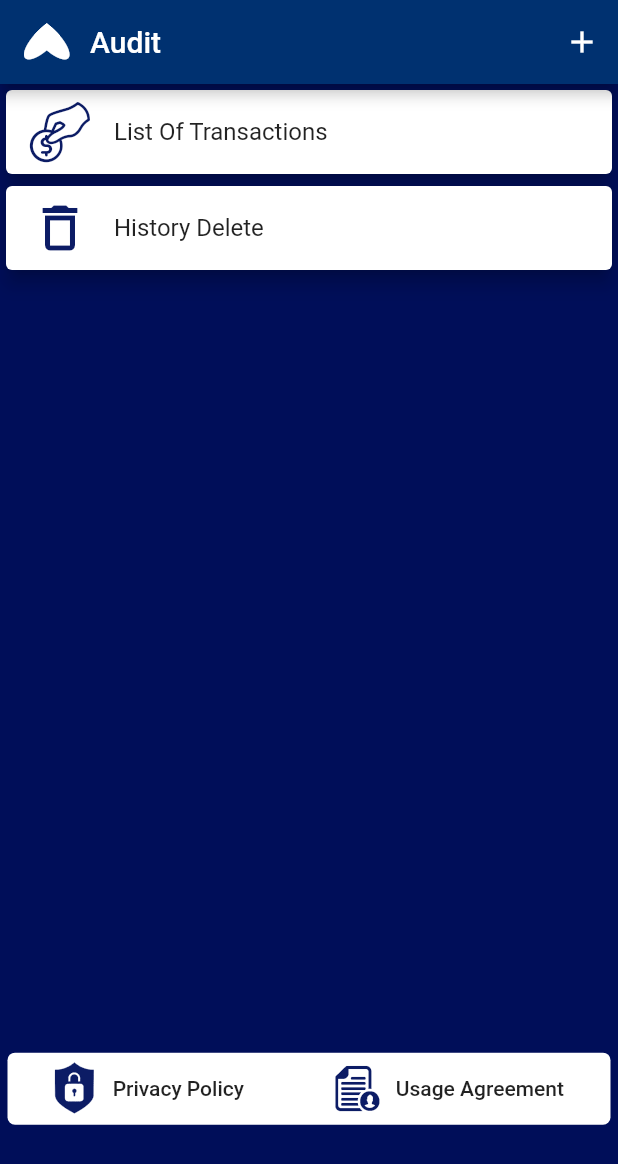
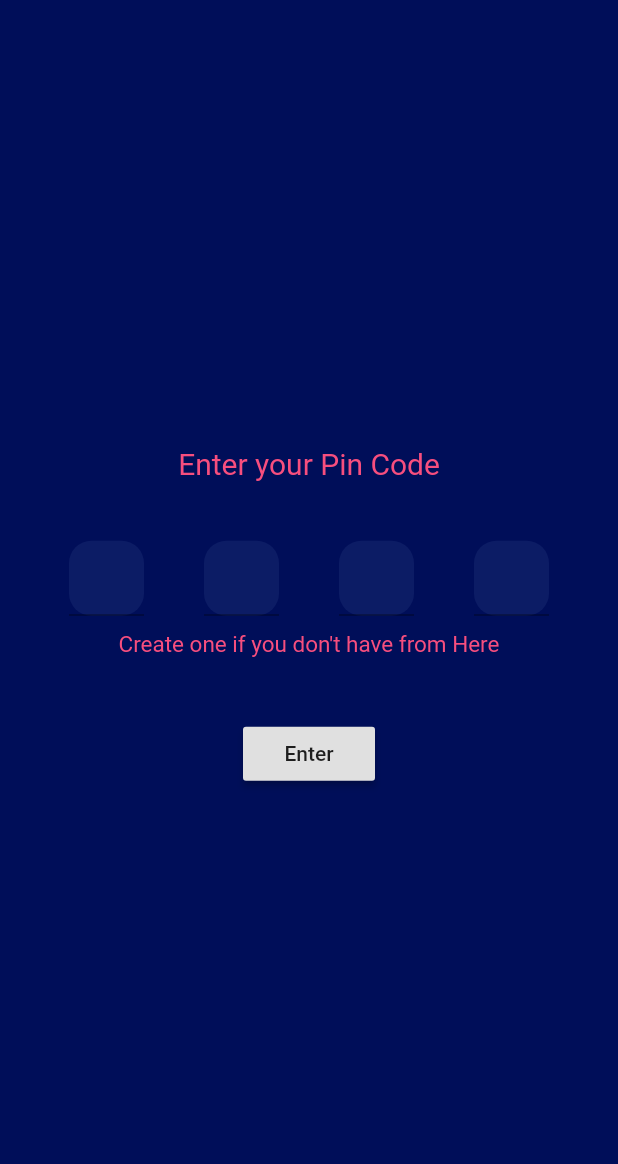
Before and after one commit to HassanGhazy/audit, a Flutter app: the screen it shows after launch, on a phone screen of 412 x 824 dp. Shown: the top 1164 px of the screen. Run offline on Flutter 3.47's test engine with Material 2 defaults, Android fonts, the phone set to English and light mode, and no system bars; our stand-ins replace pie_chart, sqflite; missing offline and left inert: search_page; accounts and stored records are empty.

Commit message:
add pin code

```diff
--- /dev/null
+++ b/lib/helpers/db_helper3.dart
@@ -0,0 +1,27 @@
+import 'package:sqflite/sqflite.dart' as sql;
+import 'package:path/path.dart' as path;
+
+class DBHelper3 {
+  static Future<sql.Database> database() async {
+    final dbPath = await sql.getDatabasesPath();
+    return sql.openDatabase(path.join(dbPath, 'pin.db'),
+        onCreate: (db, version) {
+      return db.execute(
+          'CREATE TABLE pin(pinCode TEXT, isActive TEXT)');
+    }, version: 1);
+  }
+
+  static Future<void> insert(String table, Map<String, Object> data) async {
+    final db = await DBHelper3.database();
+    db.insert(
+      table,
+      data,
+      conflictAlgorithm: sql.ConflictAlgorithm.replace,
+    );
+  }
+
+  static Future<List<Map<String, dynamic>>> getData(String table) async {
+    final db = await DBHelper3.database();
+    return db.query(table);
+  }
+}
--- a/lib/main.dart
+++ b/lib/main.dart
@@ -1,16 +1,18 @@
 import 'package:audit/providers/transacts.dart';
 import 'package:audit/srceens/add_transactions.dart';
+import 'package:audit/srceens/detail_pin_screen.dart';
+import 'package:audit/srceens/handlr_login_screen.dart';
 import 'package:audit/srceens/history_delete.dart';
 import 'package:audit/srceens/list_transactions.dart';
 import 'package:audit/srceens/method-transaction.dart';
-// import 'package:audit/srceens/test_switch.dart';
+import 'package:audit/srceens/pin_screen.dart';
+
 import 'package:flutter/material.dart';
 import 'package:provider/provider.dart';
 
 void main() => runApp(MyApp());
 
 class MyApp extends StatelessWidget {
-  // This widget is the root of your application.
   @override
   Widget build(BuildContext context) {
     return ChangeNotifierProvider.value(
@@ -20,12 +22,15 @@ class MyApp extends StatelessWidget {
         theme: ThemeData(
           primaryColor: Color.fromRGBO(0, 49, 112, 1),
         ),
-        home: MethodTransaction(),
+        home: PinScreen(),
         debugShowCheckedModeBanner: false,
         routes: {
           AddTransactinos.routeName: (ctx) => AddTransactinos(),
           ListTransactions.routeName: (ctx) => ListTransactions(),
           HistoryDelete.routeName: (ctx) => HistoryDelete(),
+          DetailPinScreen.routeName: (ctx) => DetailPinScreen(),
+          PinScreen.routeName: (ctx) => PinScreen(),
+          MethodTransaction.routeName: (ctx) => MethodTransaction(),
         },
       ),
     );
--- /dev/null
+++ b/lib/models/pin.dart
@@ -0,0 +1,11 @@
+import 'package:flutter/cupertino.dart';
+
+class Pin {
+  final String pinCode;
+  final String isActive;
+
+  Pin({
+    @required this.pinCode,
+    @required this.isActive,
+  });
+}
--- a/lib/providers/transacts.dart
+++ b/lib/providers/transacts.dart
@@ -1,5 +1,7 @@
 import 'package:audit/helpers/db_helper.dart';
 import 'package:audit/helpers/db_helper2.dart';
+import 'package:audit/helpers/db_helper3.dart';
+import 'package:audit/models/pin.dart';
 import 'package:audit/models/transaction.dart';
 import 'package:flutter/cupertino.dart';
 import 'package:intl/intl.dart';
@@ -7,13 +9,17 @@ import 'package:intl/intl.dart';
 class Transacts with ChangeNotifier {
   List<Transaction> _transaction = [];
   List<Transaction> _historyDelete = [];
-
+  List<Pin> _pinCode = [];
   List<Transaction> get transactoin {
     return [..._transaction];
   }
 
   List<Transaction> get historyDelete {
     return [..._historyDelete];
+  }
+
+  List<Pin> get pinCode {
+    return [..._pinCode];
   }
 
   void addTransaction(String name, double amount, String desc, String curr,
@@ -115,7 +121,6 @@ class Transacts with ChangeNotifier {
 
   Future<void> fetchAndSetDelTransaction() async {
     final dataList = await DBHelper2.getData('delTran');
-    // print(dataList);
     _historyDelete = dataList
         .map(
           (trans) => Transaction(
@@ -138,8 +143,39 @@ class Transacts with ChangeNotifier {
     SET amount = ?, currncy = ?
     WHERE id = ?
     ''', [amount, currncy, id]);
-    print('done provider');
 
     return result;
   }
+
+  void addPinCode(String newPinCode, String newIsActive) async {
+    final pin = Pin(pinCode: newPinCode, isActive: newIsActive);
+
+    _pinCode.add(pin);
+    notifyListeners();
+
+    DBHelper3.insert('pin', {
+      'pinCode': newPinCode,
+      'isActive': newIsActive,
+    });
+  }
+
+  Future<void> fetchAndSetPinCode() async {
+    final dataList = await DBHelper3.getData('pin');
+    _pinCode = dataList
+        .map(
+          (trans) => Pin(
+            pinCode: trans['pinCode'],
+            isActive: trans['isActive'],
+          ),
+        )
+        .toList();
+  }
+
+  void deletePinCode() async {
+    final db = await DBHelper3.database();
+    await db.delete('pin');
+
+    _pinCode.clear();
+    notifyListeners();
+  }
 }
--- /dev/null
+++ b/lib/srceens/pin_screen.dart
@@ -0,0 +1,141 @@
+import 'package:audit/providers/transacts.dart';
+import 'package:audit/srceens/detail_pin_screen.dart';
+import 'package:audit/srceens/method-transaction.dart';
+import 'package:audit/widgets/input_pin.dart';
+import 'package:flutter/material.dart';
+import 'package:provider/provider.dart';
+
+class PinScreen extends StatelessWidget {
+  static const routeName = '/pin-screen';
+  @override
+  Widget build(BuildContext context) {
+    final transacts = Provider.of<Transacts>(context);
+    final _form = GlobalKey<FormState>();
+    final _firstController = TextEditingController();
+    final _secandFocusNode = FocusNode();
+    final _thirdFocusNode = FocusNode();
+    final _fourthFocusNode = FocusNode();
+    final _secandController = TextEditingController();
+    final _thirdController = TextEditingController();
+    final _fourthontroller = TextEditingController();
+
+    String valid = 'right';
+
+    void _confirmPinCode() {
+      final isValid = _form.currentState.validate();
+      if (!isValid) {
+        return;
+      }
+      _form.currentState.save();
+      if (transacts.pinCode[0].pinCode ==
+          '${_firstController.text}${_secandController.text}${_thirdController.text}${_fourthontroller.text}') {
+        Navigator.of(context).pushReplacementNamed(MethodTransaction.routeName);
+      } else {
+        valid = 'wrong';
+      }
+    }
+
+    _showDialog(String message) {
+      showDialog(
+        context: context,
+        builder: (c) => AlertDialog(
+          shape: RoundedRectangleBorder(
+            borderRadius: BorderRadius.all(
+              Radius.circular(20.0),
+            ),
+          ),
+          title: Text('Wrong'),
+          content: Text(message),
+          actions: <Widget>[
+            FlatButton(
+              onPressed: () {
+                Navigator.of(context).pop();
+              },
+              child: Text('Okey'),
+            ),
+          ],
+        ),
+      );
+    }
+
+    return FutureBuilder(
+      future: Provider.of<Transacts>(context).fetchAndSetPinCode(),
+      builder: (context, snapshot) => snapshot.connectionState ==
+              ConnectionState.waiting
+          ? Center(
+              child: CircularProgressIndicator(),
+            )
+          : Scaffold(
+              backgroundColor: Color.fromRGBO(0, 14, 89, 1),
+              body: Center(
+                child: Column(
+                  crossAxisAlignment: CrossAxisAlignment.center,
+                  mainAxisAlignment: MainAxisAlignment.center,
+                  children: <Widget>[
+                    Text(
+                      'Enter your Pin Code',
+                      style: TextStyle(
+                        fontSize: 20,
+                        color: Color.fromRGBO(247, 78, 126, 1),
+                      ),
+                    ),
+                    Padding(padding: EdgeInsets.symmetric(vertical: 20)),
+                    Form(
+                      key: _form,
+                      child: Row(
+                        crossAxisAlignment: CrossAxisAlignment.center,
+                        mainAxisAlignment: MainAxisAlignment.center,
+                        children: <Widget>[
+                          InputPin(_firstController, null, _secandFocusNode),
+                          Padding(
+                              padding: EdgeInsets.symmetric(horizontal: 20)),
+                          InputPin(_secandController, _secandFocusNode,
+                              _thirdFocusNode),
+                          Padding(
+                              padding: EdgeInsets.symmetric(horizontal: 20)),
+                          InputPin(_thirdController, _thirdFocusNode,
+                              _fourthFocusNode),
+                          Padding(
+                              padding: EdgeInsets.symmetric(horizontal: 20)),
+                          InputPin(
+                              _fourthontroller, _fourthFocusNode, FocusNode()),
+                        ],
+                      ),
+                    ),
+                    Padding(
+                      padding: EdgeInsets.symmetric(vertical: 5),
+                    ),
+                    InkWell(
+                      onTap: () {
+                        if (transacts.pinCode.length == 0) {
+                          Navigator.of(context)
+                              .pushReplacementNamed(DetailPinScreen.routeName);
+                        } else {
+                          _showDialog('you already have one');
+                        }
+                      },
+                      child: Text(
+                        'Create one if you don\'t have from Here',
+                        style: TextStyle(
+                          fontSize: 15,
+                          color: Color.fromRGBO(247, 78, 126, 1),
+                        ),
+                      ),
+                    ),
+                    Padding(padding: EdgeInsets.symmetric(vertical: 20)),
+                    RaisedButton(
+                      onPressed: () {
+                        _confirmPinCode();
+                        if (valid == 'wrong') {
+                          _showDialog('Your Pin is Not Valid');
+                        }
+                      },
+                      child: Text('Enter'),
+                    )
+                  ],
+                ),
+              ),
+            ),
+    );
+  }
+}
--- a/lib/widgets/debts_item.dart
+++ b/lib/widgets/debts_item.dart
@@ -1,7 +1,6 @@
 import 'package:audit/providers/transacts.dart';
 import 'package:audit/widgets/sub_debt_item.dart';
 import 'package:flutter/material.dart';
-import 'package:intl/intl.dart';
 import 'package:provider/provider.dart';
 
 class DebtsItem extends StatelessWidget {
--- /dev/null
+++ b/lib/widgets/input_pin.dart
@@ -0,0 +1,47 @@
+import 'package:flutter/material.dart';
+import 'package:flutter/services.dart';
+
+class InputPin extends StatelessWidget {
+  final TextEditingController controller;
+  final FocusNode foucusNodeCurrntly;
+  final FocusNode foucusNodeNext;
+
+  InputPin(this.controller, this.foucusNodeCurrntly, this.foucusNodeNext);
+
+  @override
+  Widget build(BuildContext context) {
+    return Container(
+      width: 50,
+      height: 50,
+      decoration: BoxDecoration(
+          shape: BoxShape.rectangle,
+          color: Color.fromRGBO(12, 28, 101, 1),
+          borderRadius: BorderRadius.all(Radius.circular(15))),
+      child: TextFormField(
+        textInputAction: TextInputAction.next,
+        keyboardType: TextInputType.numberWithOptions(),
+        textAlign: TextAlign.center,
+        controller: controller,
+        maxLength: 1,
+        decoration: InputDecoration(
+          counterText: "",
+        ),
+        focusNode: foucusNodeCurrntly,
+        onFieldSubmitted: (_) {
+          FocusScope.of(context).requestFocus(foucusNodeNext);
+        },
+        inputFormatters: [
+          new LengthLimitingTextInputFormatter(1),
+        ],
+        style: TextStyle(
+          color: Colors.white,
+          fontSize: 25,
+        ),
+        validator: (value) {
+          if (value.isEmpty) return '';
+          return null;
+        },
+      ),
+    );
+  }
+}
```
Also changed, not shown: lib/srceens/detail_pin_screen.dart (added, +179 -0 lines), lib/srceens/handlr_login_screen.dart (added, +28 -0 lines), lib/srceens/method-transaction.dart (+16 -12 lines), lib/widgets/amount_change.dart (deleted, +0 -50 lines), lib/srceens/detail_transactions.dart (deleted).
